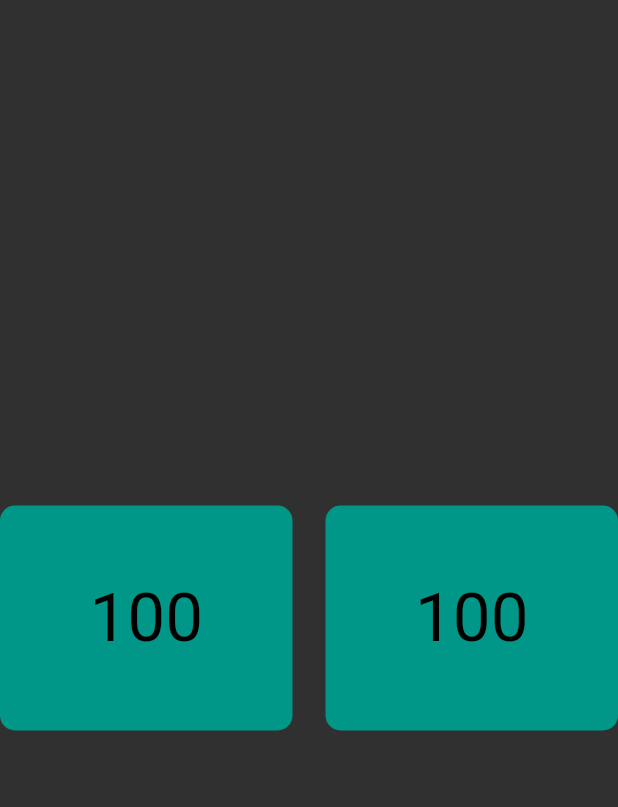
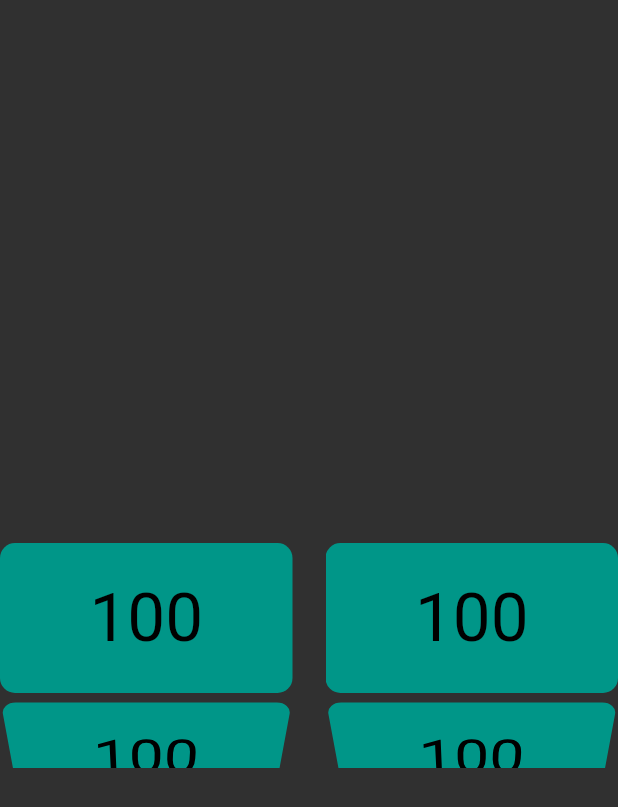
Before and after one commit to sench32/scroll_try, a Flutter app: the screen it shows after launch, on a phone screen of 412 x 824 dp. Shown: the top 807 px of the screen. Run offline on Flutter 3.47's test engine with Material 2 defaults, Android fonts, the phone set to English and light mode, and no system bars; our stand-ins replace scroll_snap_list.

Commit message:
add 5 Containers

```diff
--- a/lib/list_wheel_scroll_view.dart
+++ b/lib/list_wheel_scroll_view.dart
@@ -5,7 +5,7 @@ class MyLWSV extends StatelessWidget {
   Widget build(BuildContext context) {
     return Scaffold(
       body: ListWheelScrollView(
-        itemExtent: 150,
+        itemExtent: 100,
         children: [
           Container(
             decoration: BoxDecoration(
@@ -20,7 +20,63 @@ class MyLWSV extends StatelessWidget {
                 style: TextStyle(fontSize: 45, color: Colors.black),
               ),
             ),
-          )
+          ),
+          Container(
+            decoration: BoxDecoration(
+              color: Colors.teal,
+              borderRadius: BorderRadius.all(
+                Radius.circular(10),
+              ),
+            ),
+            child: Center(
+              child: Text(
+                '100',
+                style: TextStyle(fontSize: 45, color: Colors.black),
+              ),
+            ),
+          ),
+          Container(
+            decoration: BoxDecoration(
+              color: Colors.teal,
+              borderRadius: BorderRadius.all(
+                Radius.circular(10),
+              ),
+            ),
+            child: Center(
+              child: Text(
+                '100',
+                style: TextStyle(fontSize: 45, color: Colors.black),
+              ),
+            ),
+          ),
+          Container(
+            decoration: BoxDecoration(
+              color: Colors.teal,
+              borderRadius: BorderRadius.all(
+                Radius.circular(10),
+              ),
+            ),
+            child: Center(
+              child: Text(
+                '100',
+                style: TextStyle(fontSize: 45, color: Colors.black),
+              ),
+            ),
+          ),
+          Container(
+            decoration: BoxDecoration(
+              color: Colors.teal,
+              borderRadius: BorderRadius.all(
+                Radius.circular(10),
+              ),
+            ),
+            child: Center(
+              child: Text(
+                '100',
+                style: TextStyle(fontSize: 45, color: Colors.black),
+              ),
+            ),
+          ),
         ],
       ),
     );
```
